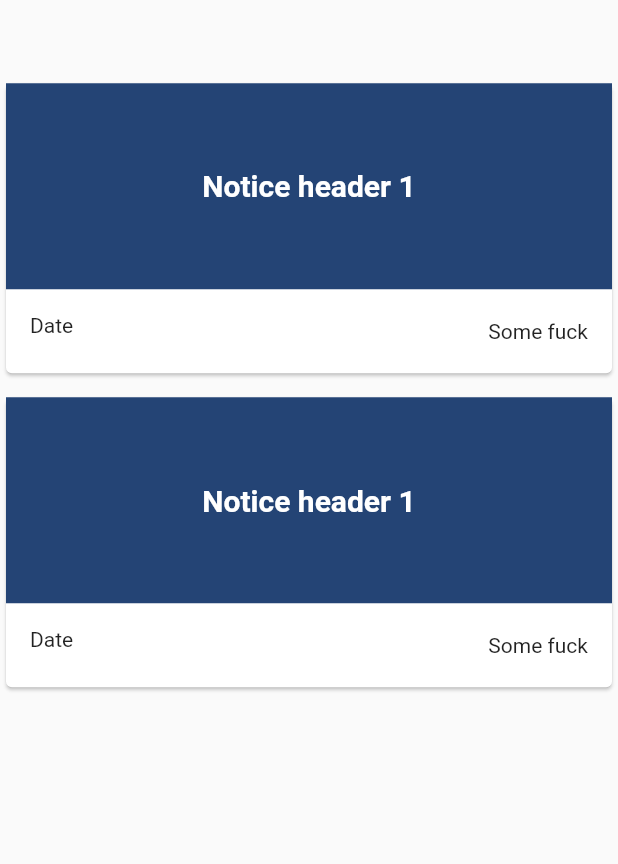
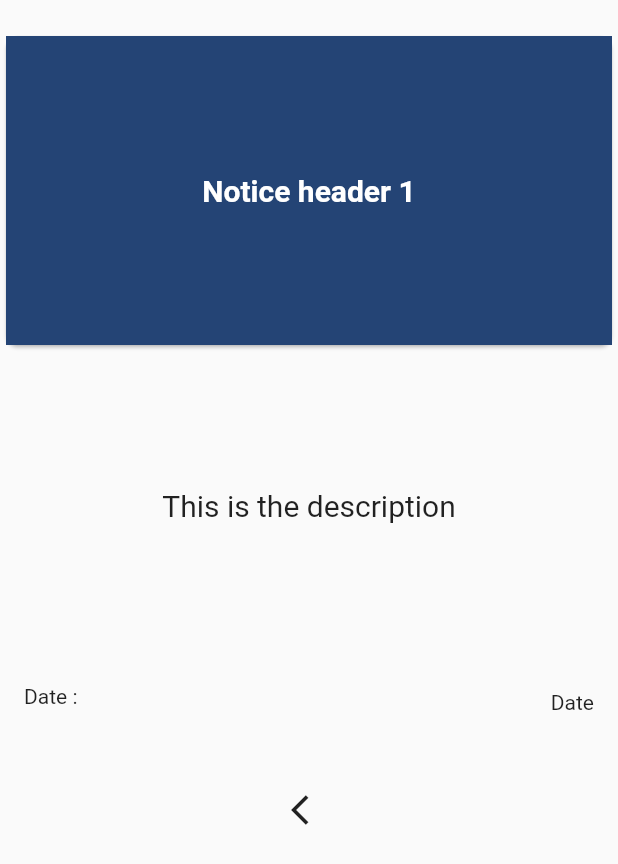
Before and after one commit to sandunsameera/Ar-mapbox, a Flutter app: the NoticeScreen screen opened directly, after a tap on "Notice header 1", on a phone screen of 412 x 824 dp. Shown: the top 864 px of the screen. Run offline on Flutter 3.47's test engine with Material 2 defaults, Android fonts, the phone set to English and light mode, and no system bars.

Commit message:
Basic UIs compeleted

```diff
--- a/flutterapp/lib/Screens/notices_screen.dart
+++ b/flutterapp/lib/Screens/notices_screen.dart
@@ -1,4 +1,5 @@
 import 'package:flutter/material.dart';
+import 'package:flutterapp/Screens/single_notice.dart';
 
 class NoticeScreen extends StatefulWidget {
   @override
@@ -9,28 +10,18 @@ class _NoticeScreenState extends State<NoticeScreen> {
   @override
   Widget build(BuildContext context) {
     return Scaffold(
-      body: _noticeList(),
-    );
-  }
-
-  Widget _noticeList() {
-    return SingleChildScrollView(
-      child: Column(
-        children: <Widget>[
-          Padding(
-              padding: EdgeInsets.only(
-                  top: MediaQuery.of(context).size.height / 16)),
-          _singleNotice(),
-          SizedBox(height: 8),
-          _singleNotice()
-        ],
-      ),
+      body: _singleNotice(),
     );
   }
 
   Widget _singleNotice() {
+    return ListView.builder(
+      shrinkWrap: true,
+      itemCount: 8,
+      itemBuilder: (BuildContext context,int index) {
         return InkWell(
-      onTap: ()=>print("Fuck off"),
+          onTap: () => Navigator.push(
+              context, MaterialPageRoute(builder: (context) => SingleNotice())),
           child: Card(
             child: Column(
               children: <Widget>[
@@ -40,7 +31,7 @@ class _NoticeScreenState extends State<NoticeScreen> {
                     width: MediaQuery.of(context).size.width,
                     child: Center(
                       child: Text(
-                    "Notice header 1",
+                        "Notice header $index",
                         style: TextStyle(
                             color: Colors.white,
                             fontSize: 20,
@@ -51,9 +42,13 @@ class _NoticeScreenState extends State<NoticeScreen> {
                   leading: Text("Date"),
                   trailing: Text("Some fuck"),
                 ),
+                SizedBox(height: 20)
               ],
             ),
           ),
+
+        );
+      },
     );
   }
 }
--- /dev/null
+++ b/flutterapp/lib/Screens/single_notice.dart
@@ -0,0 +1,65 @@
+import 'package:flutter/material.dart';
+
+class SingleNotice extends StatefulWidget {
+  @override
+  _SingleNoticeState createState() => _SingleNoticeState();
+}
+
+class _SingleNoticeState extends State<SingleNotice> {
+  @override
+  Widget build(BuildContext context) {
+    return Scaffold(
+      body: _singleNoticeBody(),
+    );
+  }
+
+  Widget _singleNoticeBody() {
+    return Column(
+      children: <Widget>[
+        SizedBox(height: 20),
+        Card(
+          shape: RoundedRectangleBorder(
+            borderRadius: BorderRadius.circular(8),
+          ),
+          child: Container(
+              height: MediaQuery.of(context).size.height / 4,
+              width: MediaQuery.of(context).size.width,
+              color: Color(0xff244475),
+              child: Center(
+                child: Text(
+                  "Notice header 1",
+                  style: TextStyle(
+                      color: Colors.white,
+                      fontSize: 20,
+                      fontWeight: FontWeight.bold),
+                ),
+              )),
+        ),
+        Container(
+          height: MediaQuery.of(context).size.height / 4,
+          width: MediaQuery.of(context).size.width,
+          child: Center(
+            child: Text(
+              "This is the description",
+              style: TextStyle(fontSize: 20),
+            ),
+          ),
+        ),
+        ListTile(
+          leading: Text("Date :"),
+          trailing: Text("Date"),
+        ),
+        SizedBox(height: 20),
+        Center(
+          child: IconButton(
+            icon: Icon(Icons.arrow_back_ios),
+            onPressed: () {
+              Navigator.pop(context);
+            },
+            highlightColor: Colors.green,
+          ),
+        )
+      ],
+    );
+  }
+}
```
Lines whose indentation alone changed are shown as unchanged.
